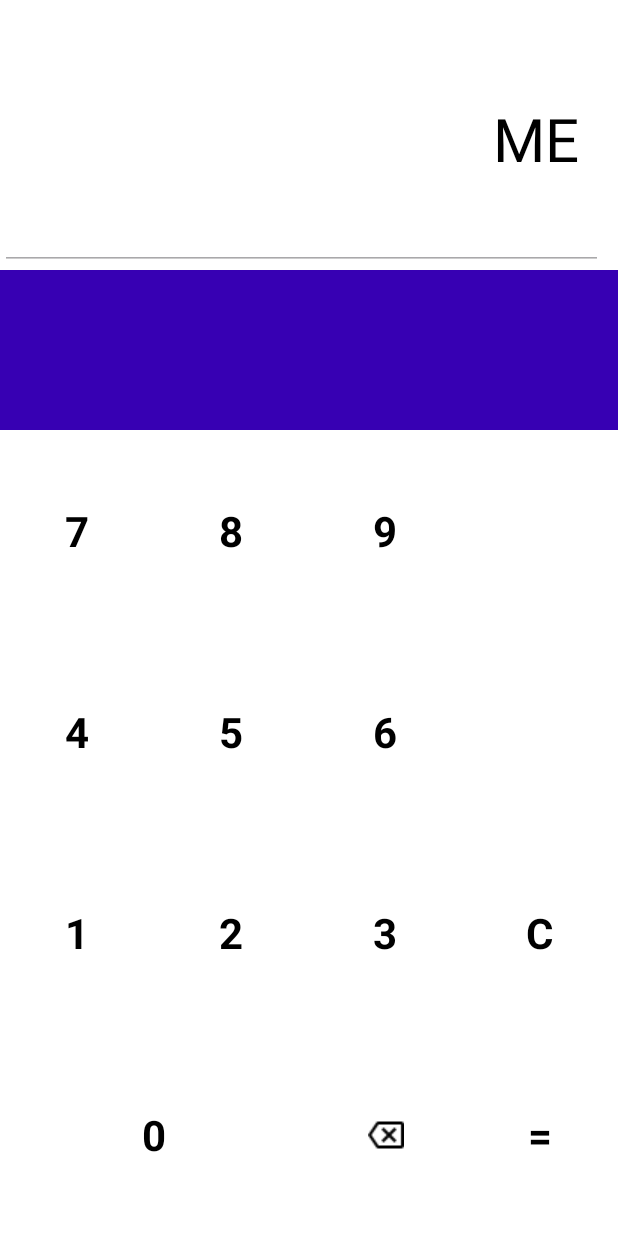
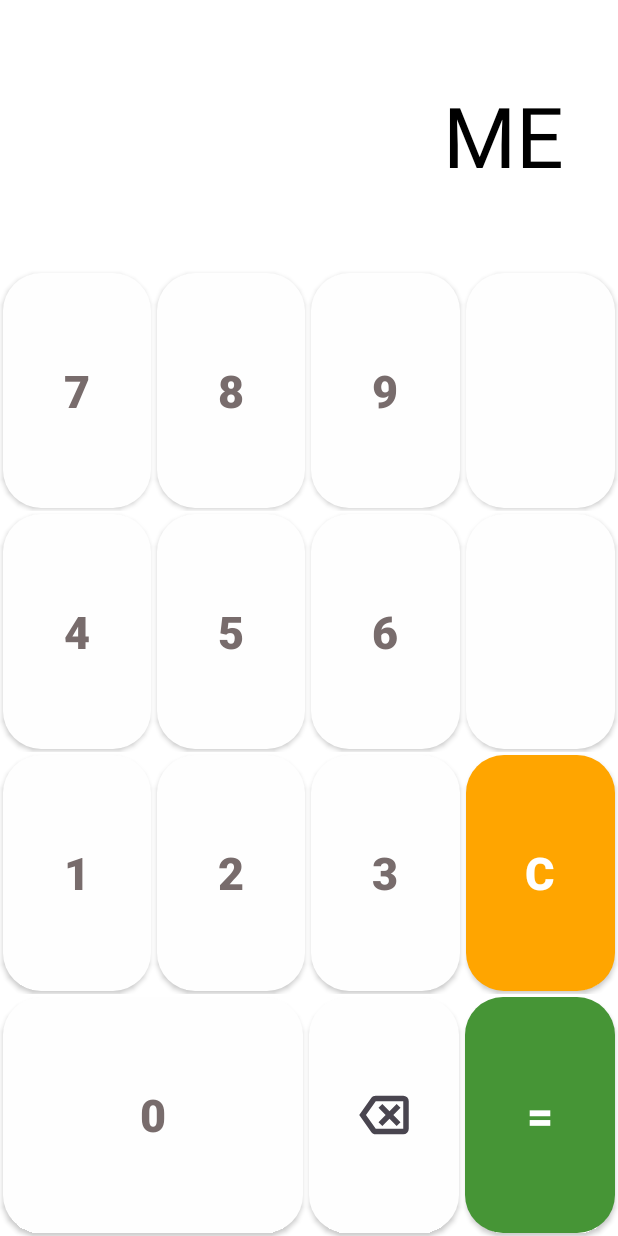
Before and after one commit to LucasOliveiraSimao/Nota-Alvo, an Android app: the layout activity_main.xml on its own in the app's theme, with its tools: preview values and no code run, on a phone screen of 412 x 824 dp. Run offline under Robolectric (Android 15) with nearby library versions, the phone set to English and light mode, and no system bars.

Commit message:
feat: Adds UI and organization improvements. Fixed #21
- refactor activity_main file
- adds background selector for buttons when clicked
- introduces color files for standardization
- implements dimensions file for layout consistency
- renames icons to follow a clearer convention
- extracts string files for easier maintenance and translation
- creates styles file for better code organization
- adds files to gitignore

```diff
--- /dev/null
+++ b/app/src/main/res/drawable/button_equals_background_selector.xml
@@ -0,0 +1,19 @@
+<?xml version="1.0" encoding="utf-8"?>
+<selector xmlns:android="http://schemas.android.com/apk/res/android">
+
+    <!-- Estado quando o botão é pressionado -->
+    <item android:state_pressed="true">
+        <shape android:shape="rectangle">
+            <corners android:radius="@dimen/button_corner_radius" />
+            <solid android:color="@color/_button_pressed_color" />
+        </shape>
+    </item>
+
+    <!-- Estado padrão -->
+    <item>
+        <shape android:shape="rectangle">
+            <corners android:radius="@dimen/button_corner_radius" />
+            <solid android:color="@color/equals_button_background" />
+        </shape>
+    </item>
+</selector>
--- /dev/null
+++ b/app/src/main/res/drawable/button_erase_all_background_selector.xml
@@ -0,0 +1,19 @@
+<?xml version="1.0" encoding="utf-8"?>
+<selector xmlns:android="http://schemas.android.com/apk/res/android">
+
+    <!-- Estado quando o botão é pressionado -->
+    <item android:state_pressed="true">
+        <shape android:shape="rectangle">
+            <corners android:radius="@dimen/button_corner_radius" />
+            <solid android:color="@color/_button_pressed_color" />
+        </shape>
+    </item>
+
+    <!-- Estado padrão -->
+    <item>
+        <shape android:shape="rectangle">
+            <corners android:radius="@dimen/button_corner_radius" />
+            <solid android:color="@color/erase_all_button_background" />
+        </shape>
+    </item>
+</selector>
--- /dev/null
+++ b/app/src/main/res/drawable/button_number_background_selector.xml
@@ -0,0 +1,19 @@
+<?xml version="1.0" encoding="utf-8"?>
+<selector xmlns:android="http://schemas.android.com/apk/res/android">
+
+    <!-- Estado quando o botão é pressionado -->
+    <item android:state_pressed="true">
+        <shape android:shape="rectangle">
+            <corners android:radius="@dimen/button_corner_radius" />
+            <solid android:color="@color/_button_pressed_color" />
+        </shape>
+    </item>
+
+    <!-- Estado padrão -->
+    <item>
+        <shape android:shape="rectangle">
+            <corners android:radius="@dimen/button_corner_radius" />
+            <solid android:color="@color/number_button_background" />
+        </shape>
+    </item>
+</selector>
--- /dev/null
+++ b/app/src/main/res/drawable/ic_backspace.xml
@@ -0,0 +1,11 @@
+<vector xmlns:android="http://schemas.android.com/apk/res/android"
+    android:width="44dp"
+    android:height="44dp"
+    android:autoMirrored="true"
+    android:tint="?attr/colorControlNormal"
+    android:viewportWidth="960"
+    android:viewportHeight="960">
+    <path
+        android:fillColor="@android:color/white"
+        android:pathData="M360,760Q340,760 322.5,751Q305,742 294,726L120,480L294,234Q305,218 322.5,209Q340,200 360,200L760,200Q793,200 816.5,223.5Q840,247 840,280L840,680Q840,713 816.5,736.5Q793,760 760,760L360,760ZM760,680Q760,680 760,680Q760,680 760,680L760,480L760,280Q760,280 760,280Q760,280 760,280L760,280Q760,280 760,280Q760,280 760,280L760,680Q760,680 760,680Q760,680 760,680L760,680ZM360,680L760,680Q760,680 760,680Q760,680 760,680L760,280Q760,280 760,280Q760,280 760,280L360,280Q360,280 360,280Q360,280 360,280L218,480L360,680Q360,680 360,680Q360,680 360,680ZM456,640L560,536L664,640L720,584L616,480L720,376L664,320L560,424L456,320L400,376L504,480L400,584L456,640Z" />
+</vector>
--- a/app/src/main/res/layout/activity_main.xml
+++ b/app/src/main/res/layout/activity_main.xml
@@ -10,57 +10,35 @@
 
     <EditText
         android:id="@+id/txtResult"
-        style="@style/textResult"
-        android:layout_width="match_parent"
-        android:layout_height="180dp"
-        android:hint="ME"
+        style="@style/AppTextViewResult"
+        android:background="@android:color/transparent"
         android:enabled="false"
-        android:paddingTop="16dp"
-        android:paddingEnd="16dp"
-        android:textColorHint="@color/black"
-        android:textSize="40sp"
-        tools:ignore="HardcodedText,RtlSymmetry"
-        android:autofillHints="null"
-        android:inputType="number" />
-
-    <LinearLayout
-        android:layout_width="match_parent"
-        android:layout_height="0dp"
-        android:layout_weight="0.8"
-        android:orientation="horizontal">
-
-        <View
-            android:layout_width="0dp"
-            android:layout_height="match_parent"
-            android:layout_weight="1"
-            android:background="@color/purple_700"
-            tools:ignore="NestedWeights" />
-
-    </LinearLayout>
+        android:hint="ME" />
 
     <LinearLayout
         android:layout_width="match_parent"
         android:layout_height="0dp"
         android:layout_weight="1"
-        android:orientation="horizontal">
+        android:orientation="horizontal"
+        android:weightSum="1">
 
         <TextView
             android:id="@+id/btnSeven"
-            style="@style/buttonsNumbers"
+            style="@style/AppNumbersButton"
             android:text="7" />
 
         <TextView
             android:id="@+id/btnEigth"
-            style="@style/buttonsNumbers"
+            style="@style/AppNumbersButton"
             android:text="8" />
 
         <TextView
             android:id="@+id/btnNine"
-            style="@style/buttonsNumbers"
-            android:text="9" />
+            style="@style/AppNumbersButton"
+            android:text="@string/number_9" />
 
         <TextView
-            style="@style/buttonsNumbers"
+            style="@style/AppNumbersButton"
             android:text="" />
 
     </LinearLayout>
@@ -73,21 +51,21 @@
 
         <TextView
             android:id="@+id/btnFour"
-            style="@style/buttonsNumbers"
-            android:text="4" />
+            style="@style/AppNumbersButton"
+            android:text="@string/number_4" />
 
         <TextView
             android:id="@+id/btnFive"
-            style="@style/buttonsNumbers"
-            android:text="5" />
+            style="@style/AppNumbersButton"
+            android:text="@string/number_5" />
 
         <TextView
             android:id="@+id/btnSix"
-            style="@style/buttonsNumbers"
-            android:text="6" />
+            style="@style/AppNumbersButton"
+            android:text="@string/number_6" />
 
         <TextView
-            style="@style/buttonsNumbers"
+            style="@style/AppNumbersButton"
             android:text="" />
 
     </LinearLayout>
@@ -100,23 +78,23 @@
 
         <TextView
             android:id="@+id/btnOne"
-            style="@style/buttonsNumbers"
-            android:text="1" />
+            style="@style/AppNumbersButton"
+            android:text="@string/number_1" />
 
         <TextView
             android:id="@+id/btnTwo"
-            style="@style/buttonsNumbers"
-            android:text="2" />
+            style="@style/AppNumbersButton"
+            android:text="@string/number_2" />
 
         <TextView
             android:id="@+id/btnThree"
-            style="@style/buttonsNumbers"
-            android:text="3" />
+            style="@style/AppNumbersButton"
+            android:text="@string/number_3" />
 
         <TextView
             android:id="@+id/btnAllErase"
-            style="@style/buttonsNumbers"
-            android:text="C" />
+            style="@style/AppNumberButtonEraseAll"
+            android:text="@string/erase_all" />
 
     </LinearLayout>
 
@@ -128,21 +106,19 @@
 
         <TextView
             android:id="@+id/btnZero"
-            style="@style/buttonsNumbers"
-            android:layout_width="0dp"
-            android:layout_weight="2"
-            android:text="0" />
+            style="@style/AppNumbersButton"
+            android:layout_weight="0.5"
+            android:text="@string/zero" />
 
         <ImageView
             android:id="@+id/btnErase"
-            style="@style/buttonsNumbers"
-            android:scaleType="center"
-            android:src="@drawable/backspace" />
+            style="@style/AppIcon"
+            android:src="@drawable/ic_backspace" />
 
         <TextView
             android:id="@+id/btnEquals"
-            style="@style/buttonsNumbers"
-            android:text="=" />
+            style="@style/AppNumberButtonEquals"
+            android:text="@string/equals" />
 
     </LinearLayout>
 
--- a/app/src/main/res/values-night/themes.xml
+++ /dev/null
@@ -1,7 +0,0 @@
-<resources xmlns:tools="http://schemas.android.com/tools">
-    <!-- Base application theme. -->
-    <style name="Base.Theme.NotaAlvo" parent="Theme.Material3.DayNight.NoActionBar">
-        <!-- Customize your dark theme here. -->
-        <!-- <item name="colorPrimary">@color/my_dark_primary</item> -->
-    </style>
-</resources>
--- a/app/src/main/res/values/colors.xml
+++ b/app/src/main/res/values/colors.xml
@@ -1,10 +1,16 @@
 <?xml version="1.0" encoding="utf-8"?>
 <resources>
-    <color name="purple_200">#FFBB86FC</color>
-    <color name="purple_500">#FF6200EE</color>
-    <color name="purple_700">#FF3700B3</color>
-    <color name="teal_200">#FF03DAC5</color>
-    <color name="teal_700">#FF018786</color>
-    <color name="black">#FF000000</color>
-    <color name="white">#FFFFFFFF</color>
+    <color name="white">#FFFFFF</color>
+    <!-- Cor do texto nos botões numéricos -->
+    <color name="number_button_color">#786C6C</color>
+    <!-- Cor de fundo dos botões numéricos -->
+    <color name="number_button_background">#FEFEFE</color>
+    <!-- Cor de fundo do botão iqual -->
+    <color name="equals_button_background">#469536</color>
+    <!-- Cor de fundo do botão apagar tudo -->
+    <color name="erase_all_button_background">#ffa500</color>
+    <!-- Cor quando um botão é pressionado -->
+    <color name="_button_pressed_color">#B3BFC0</color>
+    <!-- Cor do texto nas caixas de texto -->
+    <color name="text_view_text_color">#000000</color>
 </resources>
--- /dev/null
+++ b/app/src/main/res/values/dimens.xml
@@ -0,0 +1,9 @@
+<?xml version="1.0" encoding="utf-8"?>
+<resources>
+    <dimen name="button_margin">2dp</dimen>
+    <dimen name="number_button_text_size">30dp</dimen>
+    <dimen name="text_view_result_height">180dp</dimen>
+    <dimen name="text_view_result_padding_end">36dp</dimen>
+    <dimen name="text_view_text_size">56sp</dimen>
+    <dimen name="button_corner_radius">25dp</dimen>
+</resources>
--- a/app/src/main/res/values/strings.xml
+++ b/app/src/main/res/values/strings.xml
@@ -11,4 +11,14 @@
     <string name="msg_3">Infelizmente você não tem nenhuma chance de ser aprovado</string>
     <string name="close">Fechar</string>
     <string name="msg_4">A nota exigida para a aprovação na Prova Final é: %1$s</string>
+    <string name="equals">=</string>
+    <string name="zero">0</string>
+    <string name="erase_all">C</string>
+    <string name="number_3">3</string>
+    <string name="number_2">2</string>
+    <string name="number_1">1</string>
+    <string name="number_6">6</string>
+    <string name="number_5">5</string>
+    <string name="number_4">4</string>
+    <string name="number_9">9</string>
 </resources>
--- /dev/null
+++ b/app/src/main/res/values/styles.xml
@@ -0,0 +1,41 @@
+<?xml version="1.0" encoding="utf-8"?>
+<resources>
+
+    <style name="AppNumbersButton" parent="Widget.AppCompat.Button">
+        <item name="android:textColor">@color/number_button_color</item>
+        <item name="android:layout_width">0dp</item>
+        <item name="android:layout_height">match_parent</item>
+        <item name="android:layout_margin">@dimen/button_margin</item>
+        <item name="android:layout_weight">0.25</item>
+        <item name="android:gravity">center</item>
+        <item name="android:textSize">@dimen/number_button_text_size</item>
+        <item name="android:textStyle">bold</item>
+        <item name="android:background">@drawable/button_number_background_selector</item>
+        <item name="android:clickable">true</item>
+    </style>
+
+    <style name="AppIcon" parent="AppNumbersButton">
+        <item name="android:scaleType">center</item>
+    </style>
+
+    <style name="AppNumberButtonEquals" parent="AppNumbersButton">
+        <item name="android:background">@drawable/button_equals_background_selector</item>
+        <item name="android:textColor">@color/white</item>
+    </style>
+
+    <style name="AppNumberButtonEraseAll" parent="AppNumbersButton">
+        <item name="android:background">@drawable/button_erase_all_background_selector</item>
+        <item name="android:textColor">@color/white</item>
+    </style>
+
+    <style name="AppTextViewResult">
+        <item name="android:gravity">end|center_vertical</item>
+        <item name="android:textColor">@color/text_view_text_color</item>
+        <item name="android:textColorHint">@color/text_view_text_color</item>
+        <item name="android:textSize">@dimen/text_view_text_size</item>
+        <item name="android:layout_width">match_parent</item>
+        <item name="android:layout_height">@dimen/text_view_result_height</item>
+        <item name="android:paddingEnd">@dimen/text_view_result_padding_end</item>
+
+    </style>
+</resources>
--- a/app/src/main/res/values/themes.xml
+++ b/app/src/main/res/values/themes.xml
@@ -3,25 +3,9 @@
     <style name="Base.Theme.NotaAlvo" parent="Theme.Material3.DayNight.NoActionBar">
         <!-- Customize your light theme here. -->
         <!-- <item name="colorPrimary">@color/my_light_primary</item> -->
+        <item name="android:windowTranslucentStatus">true</item>
     </style>
 
     <style name="Theme.NotaAlvo" parent="Base.Theme.NotaAlvo" />
 
-    <style name="textResult">
-        <item name="android:layout_marginRight">10dp</item>
-        <item name="android:gravity">end|center_vertical</item>
-        <item name="android:textColor">@color/black</item>
-    </style>
-
-    <style name="buttonsNumbers">
-        <item name="android:layout_width">0dp</item>
-        <item name="android:layout_height">match_parent</item>
-        <item name="android:layout_margin">0.5dp</item>
-        <item name="android:layout_weight">1</item>
-        <item name="android:gravity">center</item>
-        <item name="android:textColor">@color/black</item>
-        <item name="android:textSize">28dp</item>
-        <item name="android:textStyle">bold</item>
-        <item name="android:background">@color/white</item>
-    </style>
 </resources>
```
Also changed, not shown: app/src/main/res/drawable/backspace.png (deleted), app/src/main/res/drawable/ic_alerta.xml (renamed from app/src/main/res/drawable/ic_alerta_32.xml), app/src/main/res/drawable/ic_aprovado.xml (renamed from app/src/main/res/drawable/ic_aprovado_32.xml), app/src/main/res/drawable/ic_aviso.xml (renamed from app/src/main/res/drawable/ic_aviso_32.xml), app/src/main/res/drawable/ic_reprovado.xml (renamed from app/src/main/res/drawable/ic_reprovado_32.xml), 1 other file.
